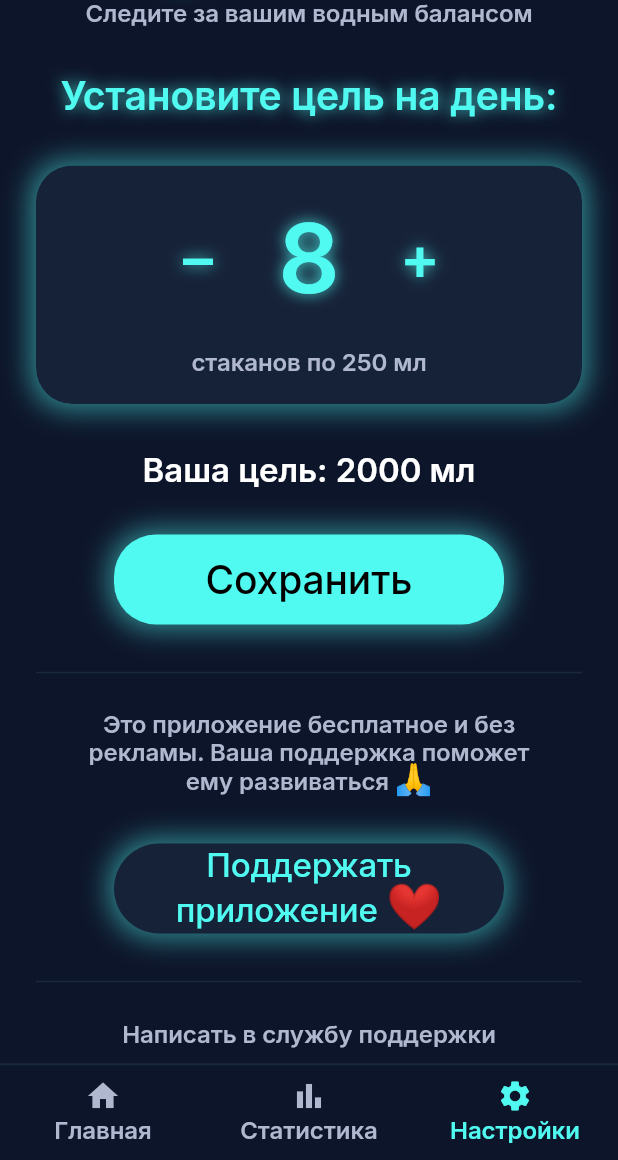
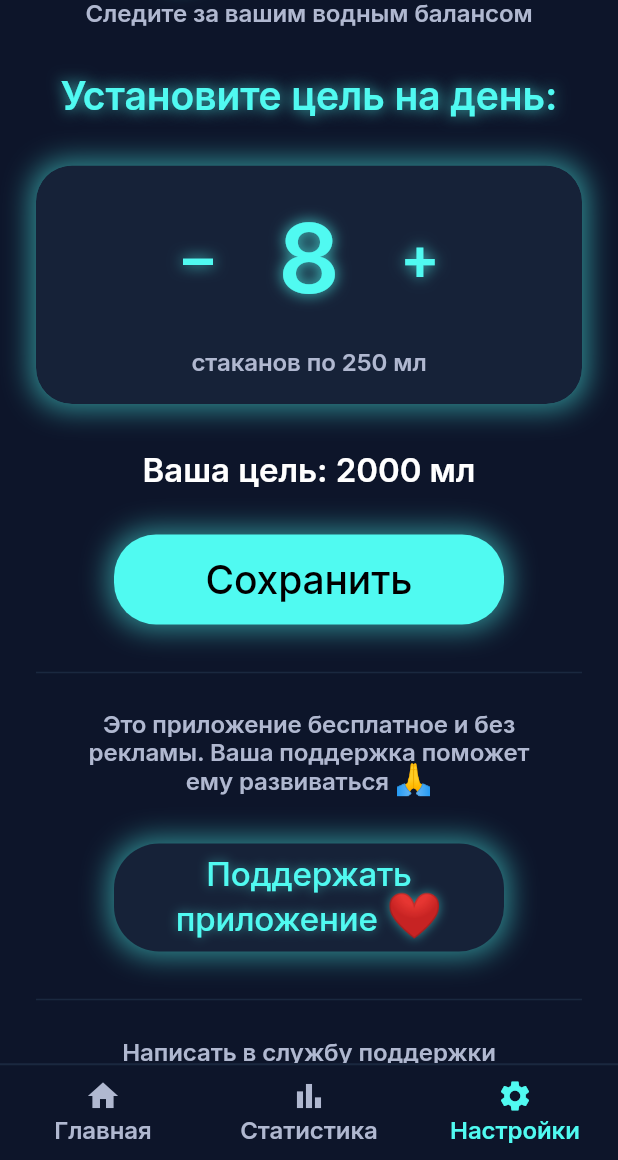
Before and after one commit to kosacheva62-cell/water_tracker_1, a Flutter app: the MainApp screen opened directly, item 3 of the bottom bar chosen, on a phone screen of 412 x 824 dp, the part 76-1236 px from its top. Run offline on Flutter 3.47's test engine with Material 3 defaults, Android fonts, the light colour scheme and no system bars; our stand-ins replace shared_preferences, vibration; accounts and stored records are empty.

Commit message:
Увеличена высота кнопки "Поддержать..."

```diff
--- a/lib/pages/settings_page.dart
+++ b/lib/pages/settings_page.dart
@@ -229,7 +229,7 @@ class _SettingsPageState extends State<SettingsPage> with WidgetsBindingObserver
                   Divider(color: AppColors.divider),
                   const SizedBox(height: 16),
 
-                  // 🔑 ФИНАЛЬНЫЙ БЛОК ПОДДЕРЖКИ (НЕОНОВО-ГОЛУБОЙ ТЕКСТ + КРАСНОЕ СЕРДЦЕ)
+                  // 🔑 ФИНАЛЬНЫЙ БЛОК ПОДДЕРЖКИ (УВЕЛИЧЕННАЯ ВЫСОТА КНОПКИ)
                   Column(
                     children: [
                       // 1. Поясняющий текст с эмодзи 🙏 через Unicode
@@ -257,10 +257,11 @@ class _SettingsPageState extends State<SettingsPage> with WidgetsBindingObserver
                       // ✅ ОТСТУП 32px (сохранен для защиты от будущего свечения)
                       const SizedBox(height: 32),
 
-                      // 2. Кнопка с темным фоном, неоновым текстом и красным сердцем ❤️
+                      // 2. Кнопка с увеличенной высотой (72px), неоновым текстом и красным сердцем ❤️
                       Container(
                         width: buttonWidth,
-                        height: 60,
+                        // ✅ УВЕЛИЧЕНА ВЫСОТА С 60 ДО 72 ДЛЯ ДВУХ СТРОК ТЕКСТА
+                        height: 72,
                         decoration: BoxDecoration(
                           borderRadius: BorderRadius.circular(30),
                           color: AppColors.card,
@@ -289,7 +290,7 @@ class _SettingsPageState extends State<SettingsPage> with WidgetsBindingObserver
                           },
                           style: ElevatedButton.styleFrom(
                             backgroundColor: Colors.transparent,
-                            foregroundColor: AppColors.accent, // ✅ НЕОНОВО-ГОЛУБОЙ ЦВЕТ ДЛЯ ВСЕЙ КНОПКИ
+                            foregroundColor: AppColors.accent,
                             shape: RoundedRectangleBorder(
                               borderRadius: BorderRadius.circular(30),
                             ),
@@ -301,7 +302,14 @@ class _SettingsPageState extends State<SettingsPage> with WidgetsBindingObserver
                             text: TextSpan(
                               style: TextStyles.button.copyWith(
                                 fontSize: 22,
-                                color: AppColors.accent, // ✅ ЯВНЫЙ НЕОНОВЫЙ ЦВЕТ ДЛЯ ТЕКСТА
+                                color: AppColors.accent,
+                                shadows: [
+                                  Shadow(
+                                    color: AppColors.accent.withOpacity(0.5),
+                                    blurRadius: 8,
+                                    offset: Offset.zero,
+                                  ),
+                                ],
                               ),
                               children: [
                                 const TextSpan(text: 'Поддержать приложение '),
@@ -309,7 +317,7 @@ class _SettingsPageState extends State<SettingsPage> with WidgetsBindingObserver
                                   text: '❤️',
                                   style: TextStyle(
                                     fontSize: 30,
-                                    color: Colors.redAccent, // ✅ СЕРДЦЕ ОСТАЕТСЯ КРАСНЫМ
+                                    color: Colors.redAccent,
                                     height: 1.0,
                                   ),
                                 ),
```
